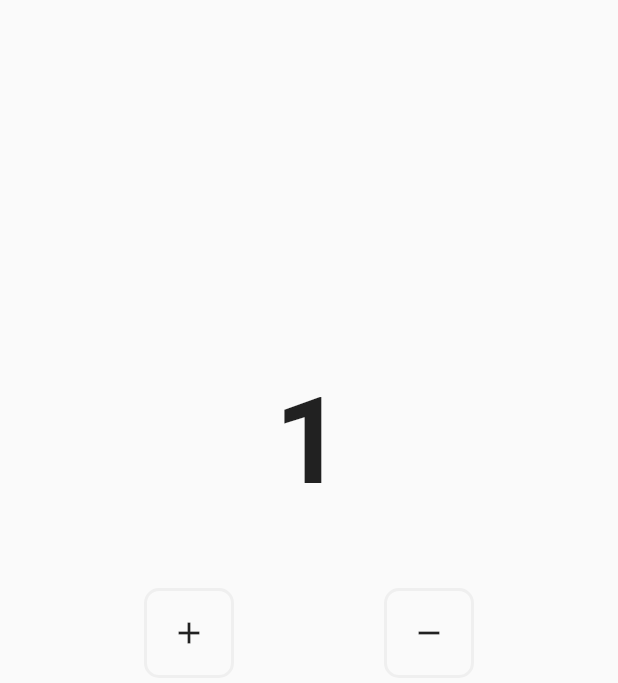
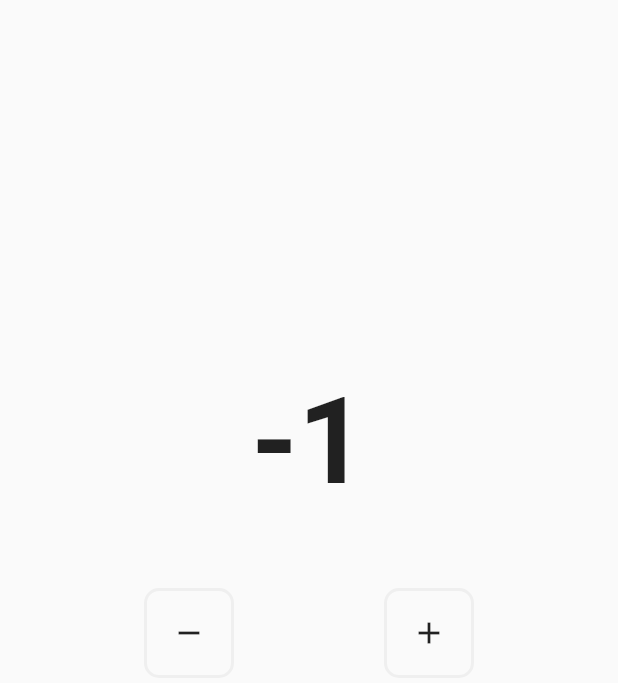
Before and after one commit to sangwoo24/villagebaby, a Flutter app: the screen it shows after launch, after a tap on the "remove" icon, on a phone screen of 412 x 824 dp. Shown: the top 683 px of the screen. Run offline on Flutter 3.47's test engine with Material 2 defaults, Android fonts, the phone set to English and light mode, and no system bars; our stand-ins replace flutter_bloc.

Commit message:
Feat: 증감 버튼 action 추가

```diff
--- a/villagebaby/lib/app/module/home/home.dart
+++ b/villagebaby/lib/app/module/home/home.dart
@@ -1,18 +1,34 @@
 import 'package:flutter/material.dart';
+import 'package:flutter_bloc/flutter_bloc.dart';
 import 'package:villagebaby/app/global/components/counting_button.dart';
+import 'package:villagebaby/app/module/home/home_cubit.dart';
+import 'package:villagebaby/app/module/home/home_state.dart';
+import 'package:villagebaby/domain/repository/counting_repository.dart';
 
 class Home extends StatelessWidget {
   const Home({super.key});
 
   @override
   Widget build(BuildContext context) {
-    return Scaffold(
-      body: Column(
+    return BlocProvider(
+      create: (context) => HomeCubit(
+        countingRepository: context.read<CountingRepository>(),
+      ),
+      child: Scaffold(
+        body: _body(),
+      ),
+    );
+  }
+
+  Widget _body() {
+    return BlocBuilder<HomeCubit, HomeState>(
+      builder: (context, state) {
+        return Column(
           children: [
             const Spacer(flex: 2),
             Text(
-            '1',
-            style: TextStyle(
+              '${state.count}',
+              style: const TextStyle(
                 fontSize: 80,
                 fontWeight: FontWeight.bold,
               ),
@@ -22,19 +38,20 @@ class Home extends StatelessWidget {
               mainAxisAlignment: MainAxisAlignment.center,
               children: [
                 CountingButton(
-                icon: const Icon(Icons.add),
-                onPressed: () {},
+                  icon: const Icon(Icons.remove),
+                  onPressed: () => context.read<HomeCubit>().decreaseCount(),
                 ),
                 const SizedBox(width: 100),
                 CountingButton(
-                icon: const Icon(Icons.remove),
-                onPressed: () {},
+                  icon: const Icon(Icons.add),
+                  onPressed: () => context.read<HomeCubit>().increaseCount(),
                 ),
               ],
             ),
             const Spacer(flex: 3),
           ],
-      ),
+        );
+      },
     );
   }
 }
```
Lines whose indentation alone changed are shown as unchanged.
